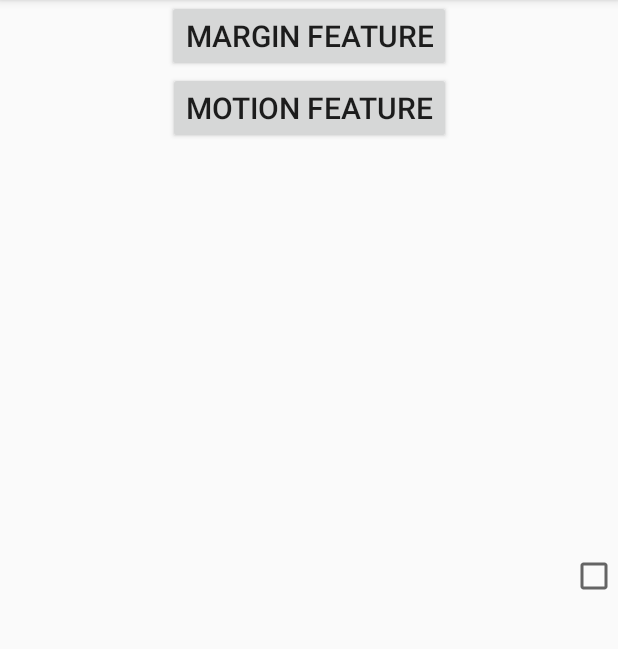
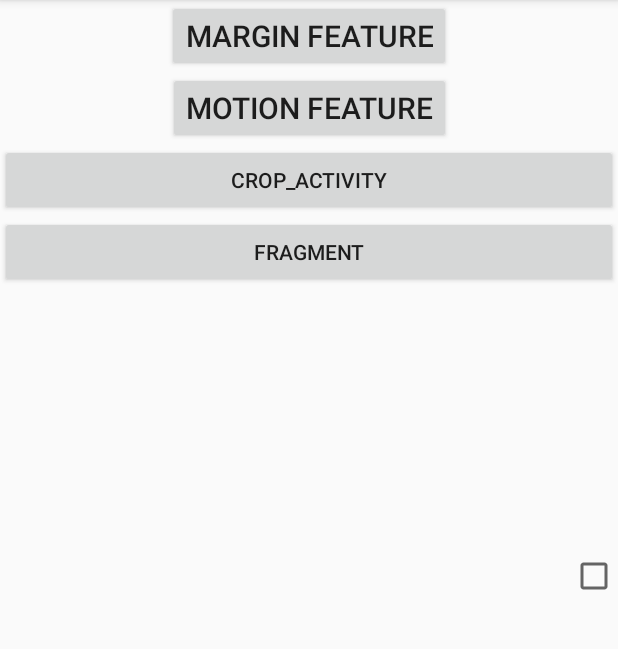
Before and after one commit to hswoo8/DevApplication, an Android app: the MainActivity screen opened directly, with no data from a screen before it, on a phone screen of 412 x 824 dp, the part 84-733 px from its top. Run offline under Robolectric (Android 15) with nearby library versions, the phone set to English and light mode, and no system bars; our stand-ins replace ButterKnife; pictures from the network do not load.

Commit message:
[fragment] 추가

```diff
--- a/app/src/main/java/com/example/myapplication/MainActivity.kt
+++ b/app/src/main/java/com/example/myapplication/MainActivity.kt
@@ -2,7 +2,6 @@ package com.example.myapplication
 
 import android.content.Intent
 import android.os.Bundle
-import android.util.Log
 import android.widget.CheckBox
 import androidx.appcompat.app.AppCompatActivity
 import butterknife.BindView
@@ -11,6 +10,7 @@ import butterknife.OnClick
 import com.example.myapplication.feature.crop.CropActivity
 import com.example.myapplication.feature.margin.MarginActivity
 import com.example.myapplication.feature.motion.MotionActivity
+import com.example.myapplication.fragment.ContainerActivity
 
 class MainActivity : AppCompatActivity()
 //    , Communication
@@ -26,6 +26,16 @@ class MainActivity : AppCompatActivity()
     @OnClick(R.id.motion_feature)
     fun onClickMotionFeature() {
         startActivity(Intent(this, MotionActivity::class.java))
+    }
+
+    @OnClick(R.id.crop_feature)
+    fun onClickCrop_feature() {
+        startActivity(Intent(this, CropActivity::class.java))
+    }
+
+    @OnClick(R.id.fragment_example)
+    fun onClickFragmentExample() {
+        startActivity(Intent(this, ContainerActivity::class.java))
     }
 
     @BindView(R.id.checkbox)
@@ -45,8 +55,7 @@ class MainActivity : AppCompatActivity()
         super.onCreate(savedInstanceState)
         setContentView(R.layout.activity_main)
         ButterKnife.bind(this)
-        val intent = Intent(this, CropActivity::class.java)
-        startActivity(intent)
+        onClickFragmentExample()
 
 //        onClickMarginFeature(findViewById(R.id.margin_feature))
 
@@ -62,7 +71,42 @@ class MainActivity : AppCompatActivity()
 //
 //        pinchImageView.setImageResource(R.drawable.error)
 
+
+        val parent: Wrapper<Super> = Wrapper(Sub())
+        val instance = getInstance()
     }
+
+    fun getInstance(): Wrapper<Super> {
+        return Wrapper<Sub>(Sub())
+    }
+
+    fun getInstance1(): ViewHolder<Wrapper<Super>> {
+        val value = object : ViewHolder<Wrapper<Super>>(Wrapper(Sub())) {
+            override fun bind(item: Wrapper<Super>) {
+
+            }
+        }
+
+        return value
+    }
+
+    abstract class ViewHolder<T : Wrapper<Super>>(val item: T) {
+        abstract fun bind(item: T)
+    }
+
+    open class Super {
+
+    }
+
+    class Sub : Super() {
+
+    }
+
+    abstract class Adapter<T : ViewHolder<Wrapper<Super>>>(item: T) {
+        abstract fun bind(item: T)
+    }
+
+    class Wrapper<out T : Super>(val item: T)
 
     private fun setImageList() {
 //        try {
--- a/app/src/main/java/com/example/myapplication/java/Person.java
+++ b/app/src/main/java/com/example/myapplication/java/Person.java
@@ -10,4 +10,6 @@ public class Person {
     public String getName() {
         return name;
     }
+
+
 }
--- a/app/src/main/res/layout/activity_main.xml
+++ b/app/src/main/res/layout/activity_main.xml
@@ -79,4 +79,18 @@
             app:layout_constraintRight_toRightOf="parent"
             app:layout_constraintTop_toBottomOf="@id/margin_feature" />
 
+    <Button
+            android:id="@+id/crop_feature"
+            android:layout_width="match_parent"
+            android:layout_height="wrap_content"
+            android:text="crop_activity"
+            app:layout_constraintTop_toBottomOf="@id/motion_feature" />
+
+    <Button
+            android:id="@+id/fragment_example"
+            android:layout_width="match_parent"
+            android:layout_height="wrap_content"
+            android:text="fragment"
+            app:layout_constraintTop_toBottomOf="@id/crop_feature" />
+
 </androidx.constraintlayout.widget.ConstraintLayout>
--- a/app/src/main/res/values/colors.xml
+++ b/app/src/main/res/values/colors.xml
@@ -11,7 +11,9 @@
     <color name="text">#ffffff</color>
     <color name="azure">#49A9DF</color>
     <color name="cerulean_blue">#137AE2</color>
-    <color name="brown">#643A07</color>
+    <color name="cerulean_blue30">#ffc3aAE2</color>
+    <color name="cerulean_blue_50">#fff3aAE2</color>
+    <color name="brown">#cf643A07</color>
     <color name="white">#ffffffff</color>
 
 </resources>
--- a/build.gradle
+++ b/build.gradle
@@ -1,7 +1,7 @@
 // Top-level build file where you can add configuration options common to all sub-projects/modules.
 
 buildscript {
-    ext.kotlin_version = '1.3.21'
+    ext.kotlin_version = '1.3.11'
     repositories {
         mavenCentral()
         google()
```
Also changed, not shown: app/src/main/AndroidManifest.xml (+7 -3 lines), app/src/main/java/com/example/myapplication/fragment/AbstractFragment.kt (added, +11 -0 lines), app/src/main/java/com/example/myapplication/fragment/BasicFragment.kt (added, +42 -0 lines), app/src/main/java/com/example/myapplication/fragment/ChildFragment.kt (added, +47 -0 lines), app/src/main/java/com/example/myapplication/fragment/ContainerActivity.kt (added, +63 -0 lines), app/src/main/java/com/example/myapplication/fragment/FragmentConst.kt (added, +7 -0 lines), app/src/main/java/com/example/myapplication/kotlin/Per.kt (added, +13 -0 lines), app/src/main/java/com/example/myapplication/kotlin/Person.kt (added, +25 -0 lines), app/src/main/res/layout/activity_container.xml (added, +30 -0 lines), app/src/main/res/layout/fragment_basic.xml (added, +16 -0 lines).
